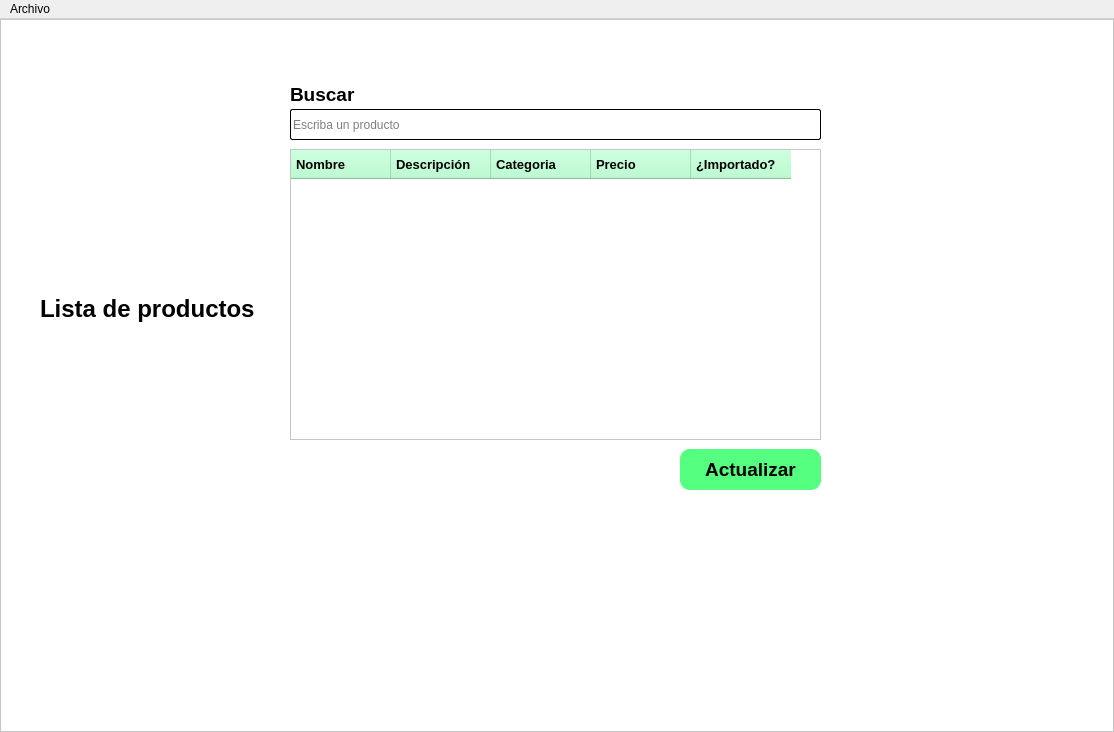
First picture: the form in ui/main/main.ui, repository rojasadrian012/pyqt6, before the edit.
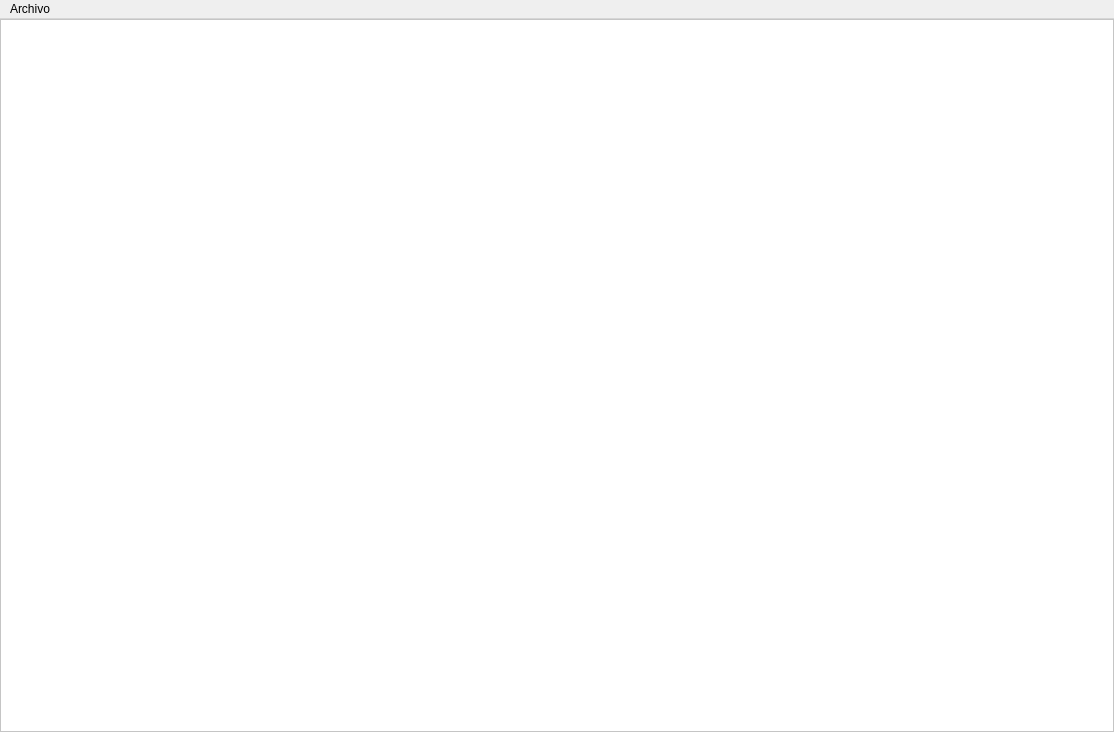
Second picture: the form after the edit. Icons and pictures are not drawn.

What changed in the file:
```diff
--- a/ui/main/main.ui
+++ b/ui/main/main.ui
@@ -42,187 +42,6 @@
       <property name="frameShadow">
        <enum>QFrame::Shadow::Raised</enum>
       </property>
-      <widget class="QTableWidget" name="tblProducts">
-       <property name="geometry">
-        <rect>
-         <x>290</x>
-         <y>130</y>
-         <width>531</width>
-         <height>291</height>
-        </rect>
-       </property>
-       <property name="styleSheet">
-        <string notr="true">QHeaderView::section {
-    background-color: rgba(170, 255, 200, 0.8); /* Verde pastel más suave */
-    color: rgb(0, 0, 0); 
-    padding: 5px;
-    font-size: 10pt;
-    font-weight: 700;
-}
-
-QHeaderView::section:hover {
-    background-color: rgba(170, 255, 200, 0.6); /* Un poco más transparente al pasar el mouse */
-}
-</string>
-       </property>
-       <column>
-        <property name="text">
-         <string>Nombre</string>
-        </property>
-        <property name="textAlignment">
-         <set>AlignLeading|AlignVCenter</set>
-        </property>
-       </column>
-       <column>
-        <property name="text">
-         <string>Descripción</string>
-        </property>
-        <property name="textAlignment">
-         <set>AlignLeading|AlignVCenter</set>
-        </property>
-       </column>
-       <column>
-        <property name="text">
-         <string>Categoria</string>
-        </property>
-        <property name="textAlignment">
-         <set>AlignLeading|AlignVCenter</set>
-        </property>
-       </column>
-       <column>
-        <property name="text">
-         <string>Precio</string>
-        </property>
-        <property name="textAlignment">
-         <set>AlignLeading|AlignVCenter</set>
-        </property>
-       </column>
-       <column>
-        <property name="text">
-         <string>¿Importado?</string>
-        </property>
-        <property name="textAlignment">
-         <set>AlignLeading|AlignVCenter</set>
-        </property>
-       </column>
-      </widget>
-      <widget class="QLabel" name="label_5">
-       <property name="geometry">
-        <rect>
-         <x>40</x>
-         <y>270</y>
-         <width>221</width>
-         <height>41</height>
-        </rect>
-       </property>
-       <property name="text">
-        <string>&lt;!DOCTYPE HTML PUBLIC &quot;-//W3C//DTD HTML 4.0//EN&quot; &quot;http://www.w3.org/TR/REC-html40/strict.dtd&quot;&gt;
-&lt;html&gt;&lt;head&gt;&lt;meta name=&quot;qrichtext&quot; content=&quot;1&quot; /&gt;&lt;meta charset=&quot;utf-8&quot; /&gt;&lt;style type=&quot;text/css&quot;&gt;
-p, li { white-space: pre-wrap; }
-hr { height: 1px; border-width: 0; }
-li.unchecked::marker { content: &quot;\2610&quot;; }
-li.checked::marker { content: &quot;\2612&quot;; }
-&lt;/style&gt;&lt;/head&gt;&lt;body style=&quot; font-family:'Segoe UI'; font-size:9pt; font-weight:400; font-style:normal;&quot;&gt;
-&lt;p style=&quot; margin-top:0px; margin-bottom:0px; margin-left:0px; margin-right:0px; -qt-block-indent:0; text-indent:0px;&quot;&gt;&lt;span style=&quot; font-size:18pt; font-weight:700; color:#000000;&quot;&gt;Lista de productos&lt;/span&gt;&lt;/p&gt;&lt;/body&gt;&lt;/html&gt;</string>
-       </property>
-      </widget>
-      <widget class="QLabel" name="label">
-       <property name="geometry">
-        <rect>
-         <x>100</x>
-         <y>190</y>
-         <width>81</width>
-         <height>81</height>
-        </rect>
-       </property>
-       <property name="sizePolicy">
-        <sizepolicy hsizetype="Preferred" vsizetype="Preferred">
-         <horstretch>0</horstretch>
-         <verstretch>0</verstretch>
-        </sizepolicy>
-       </property>
-       <property name="minimumSize">
-        <size>
-         <width>30</width>
-         <height>30</height>
-        </size>
-       </property>
-       <property name="text">
-        <string/>
-       </property>
-       <property name="pixmap">
-        <pixmap>../Downloads/inventario.png</pixmap>
-       </property>
-       <property name="scaledContents">
-        <bool>true</bool>
-       </property>
-      </widget>
-      <widget class="QPushButton" name="btnUpdateTable">
-       <property name="geometry">
-        <rect>
-         <x>680</x>
-         <y>430</y>
-         <width>141</width>
-         <height>41</height>
-        </rect>
-       </property>
-       <property name="font">
-        <font>
-         <pointsize>14</pointsize>
-         <bold>true</bold>
-        </font>
-       </property>
-       <property name="cursor">
-        <cursorShape>PointingHandCursor</cursorShape>
-       </property>
-       <property name="styleSheet">
-        <string notr="true">background-color: rgb(85, 255, 127);
-color: rgb(0, 0, 0);
-border-radius: 10px;
-border: none;</string>
-       </property>
-       <property name="text">
-        <string>Actualizar</string>
-       </property>
-      </widget>
-      <widget class="QLineEdit" name="qleSearch">
-       <property name="geometry">
-        <rect>
-         <x>290</x>
-         <y>90</y>
-         <width>531</width>
-         <height>31</height>
-        </rect>
-       </property>
-       <property name="styleSheet">
-        <string notr="true">color: rgb(0, 0, 0);
-border: none;
-border: 1px solid #000000;;
-border-radius: 2px;</string>
-       </property>
-       <property name="placeholderText">
-        <string>Escriba un producto</string>
-       </property>
-      </widget>
-      <widget class="QLabel" name="label_2">
-       <property name="geometry">
-        <rect>
-         <x>290</x>
-         <y>60</y>
-         <width>91</width>
-         <height>31</height>
-        </rect>
-       </property>
-       <property name="text">
-        <string>&lt;html&gt;&lt;head/&gt;&lt;body&gt;&lt;p&gt;&lt;span style=&quot; font-size:14pt; font-weight:700;&quot;&gt;  Buscar&lt;/span&gt;&lt;/p&gt;&lt;/body&gt;&lt;/html&gt;</string>
-       </property>
-      </widget>
-      <zorder>tblProducts</zorder>
-      <zorder>label_5</zorder>
-      <zorder>label</zorder>
-      <zorder>btnUpdateTable</zorder>
-      <zorder>label_2</zorder>
-      <zorder>qleSearch</zorder>
      </widget>
     </item>
    </layout>
```
Left out of the diff: 19 changed lines with no effect on the pictures.
